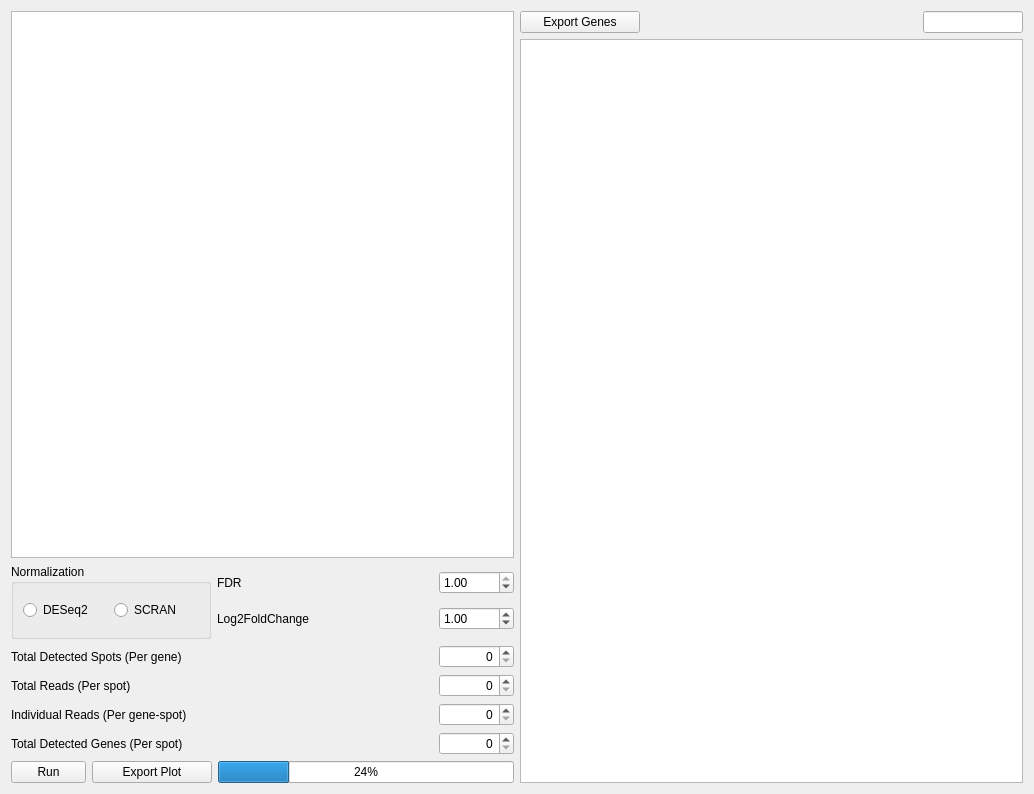
This is assets/ui/analysisDEA.ui in jfnavarro/st_viewer as Qt 5 draws it before an edit. The edited form follows.
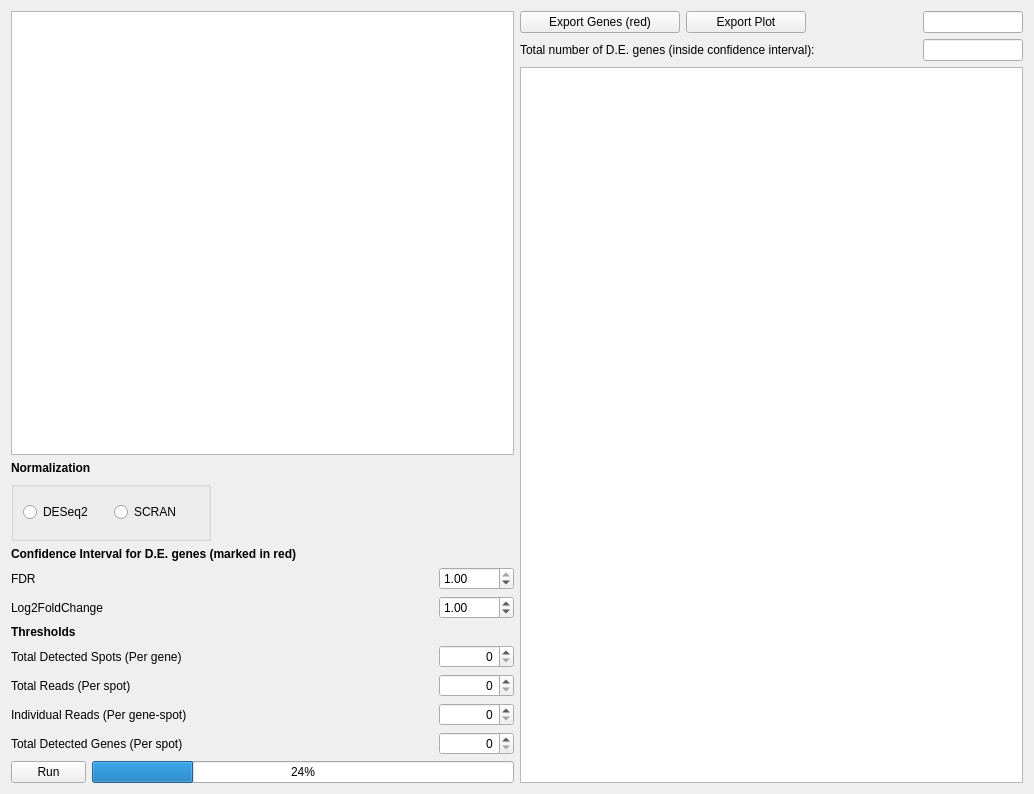
This is the edited form. Custom widgets are drawn as their Qt base class.

Commit message: Small improvements in the analysis widgets

Diff of the .ui file:
```diff
--- a/assets/ui/analysisDEA.ui
+++ b/assets/ui/analysisDEA.ui
@@ -16,12 +16,25 @@
   <property name="windowTitle">
    <string>Differential Expression Analysis</string>
   </property>
-  <layout class="QHBoxLayout" name="horizontalLayout_6">
+  <layout class="QHBoxLayout" name="horizontalLayout_7">
    <item>
     <layout class="QVBoxLayout" name="verticalLayout_2">
      <item>
       <widget class="ChartView" name="plot"/>
      </item>
+     <item>
+      <widget class="QLabel" name="label_4">
+       <property name="font">
+        <font>
+         <weight>75</weight>
+         <bold>true</bold>
+        </font>
+       </property>
+       <property name="text">
+        <string>Normalization</string>
+       </property>
+      </widget>
+     </item>
      <item>
       <layout class="QHBoxLayout" name="horizontalLayout_3">
        <item>
@@ -29,13 +42,13 @@
          <property name="minimumSize">
           <size>
            <width>200</width>
-           <height>75</height>
+           <height>60</height>
           </size>
          </property>
          <property name="maximumSize">
           <size>
            <width>200</width>
-           <height>75</height>
+           <height>60</height>
           </size>
          </property>
          <property name="cursor">
@@ -51,7 +64,7 @@
           <string>Different normalization methods for the counts</string>
          </property>
          <property name="title">
-          <string>Normalization</string>
+          <string/>
          </property>
          <property name="flat">
           <bool>true</bool>
@@ -78,6 +91,34 @@
         </widget>
        </item>
        <item>
+        <spacer name="horizontalSpacer_6">
+         <property name="orientation">
+          <enum>Qt::Horizontal</enum>
+         </property>
+         <property name="sizeHint" stdset="0">
+          <size>
+           <width>40</width>
+           <height>20</height>
+          </size>
+         </property>
+        </spacer>
+       </item>
+      </layout>
+     </item>
+     <item>
+      <widget class="QLabel" name="label_5">
+       <property name="font">
+        <font>
+         <weight>75</weight>
+         <bold>true</bold>
+        </font>
+       </property>
+       <property name="text">
+        <string>Confidence Interval for D.E. genes (marked in red)</string>
+       </property>
+      </widget>
+     </item>
+     <item>
         <layout class="QVBoxLayout" name="verticalLayout">
          <item>
           <layout class="QHBoxLayout" name="horizontalLayout">
@@ -171,7 +212,18 @@
          </item>
         </layout>
        </item>
-      </layout>
+     <item>
+      <widget class="QLabel" name="label_3">
+       <property name="font">
+        <font>
+         <weight>75</weight>
+         <bold>true</bold>
+        </font>
+       </property>
+       <property name="text">
+        <string>Thresholds</string>
+       </property>
+      </widget>
      </item>
      <item>
       <layout class="QHBoxLayout" name="horizontalLayout_12">
@@ -375,34 +427,6 @@
          </property>
         </widget>
        </item>
-       <item>
-        <widget class="QPushButton" name="exportPlot">
-         <property name="minimumSize">
-          <size>
-           <width>120</width>
-           <height>0</height>
-          </size>
-         </property>
-         <property name="maximumSize">
-          <size>
-           <width>120</width>
-           <height>16777215</height>
-          </size>
-         </property>
-         <property name="cursor">
-          <cursorShape>PointingHandCursor</cursorShape>
-         </property>
-         <property name="toolTip">
-          <string>Export the volcano plot to a file</string>
-         </property>
-         <property name="statusTip">
-          <string>Export the volcano plot to a file</string>
-         </property>
-         <property name="text">
-          <string>Export Plot</string>
-         </property>
-        </widget>
-       </item>
        <item>
         <widget class="QProgressBar" name="progressBar">
          <property name="sizePolicy">
@@ -443,7 +467,7 @@
         <widget class="QPushButton" name="exportTable">
          <property name="minimumSize">
           <size>
-           <width>120</width>
+           <width>160</width>
            <height>0</height>
           </size>
          </property>
@@ -463,7 +487,35 @@
           <string>Export DE genes to a file</string>
          </property>
          <property name="text">
-          <string>Export Genes</string>
+          <string>Export Genes (red)</string>
+         </property>
+        </widget>
+       </item>
+       <item>
+        <widget class="QPushButton" name="exportPlot">
+         <property name="minimumSize">
+          <size>
+           <width>120</width>
+           <height>0</height>
+          </size>
+         </property>
+         <property name="maximumSize">
+          <size>
+           <width>120</width>
+           <height>16777215</height>
+          </size>
+         </property>
+         <property name="cursor">
+          <cursorShape>PointingHandCursor</cursorShape>
+         </property>
+         <property name="toolTip">
+          <string>Export the volcano plot to a file</string>
+         </property>
+         <property name="statusTip">
+          <string>Export the volcano plot to a file</string>
+         </property>
+         <property name="text">
+          <string>Export Plot</string>
          </property>
         </widget>
        </item>
@@ -493,6 +545,45 @@
            <width>100</width>
            <height>16777215</height>
           </size>
+         </property>
+         <property name="toolTip">
+          <string>Search a gene in the table</string>
+         </property>
+         <property name="statusTip">
+          <string>Search a gene in the table</string>
+         </property>
+        </widget>
+       </item>
+      </layout>
+     </item>
+     <item>
+      <layout class="QHBoxLayout" name="horizontalLayout_6">
+       <item>
+        <widget class="QLabel" name="label_6">
+         <property name="text">
+          <string>Total number of D.E. genes (inside confidence interval):</string>
+         </property>
+        </widget>
+       </item>
+       <item>
+        <widget class="QLineEdit" name="total_genes">
+         <property name="minimumSize">
+          <size>
+           <width>100</width>
+           <height>0</height>
+          </size>
+         </property>
+         <property name="maximumSize">
+          <size>
+           <width>100</width>
+           <height>16777215</height>
+          </size>
+         </property>
+         <property name="layoutDirection">
+          <enum>Qt::LeftToRight</enum>
+         </property>
+         <property name="readOnly">
+          <bool>true</bool>
          </property>
         </widget>
        </item>
```
Left out of the diff: 2 changed lines with no effect on the pictures. Lines whose indentation alone changed are shown as unchanged. The commit also changes 9 other files.
